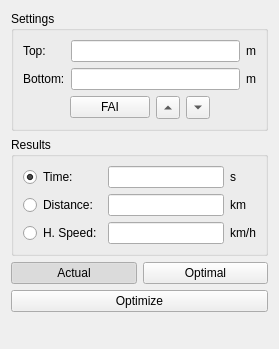
Old version of the form src/ppcform.ui in the repository flysight/flysight-viewer-qt.
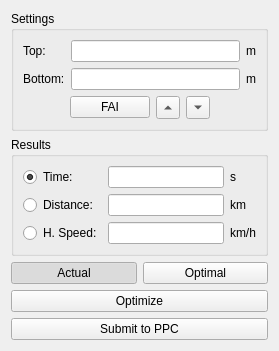
New version of the form.

What changed in the file:
```diff
--- a/src/ppcform.ui
+++ b/src/ppcform.ui
@@ -231,6 +231,13 @@
      </property>
     </widget>
    </item>
+   <item>
+    <widget class="QPushButton" name="ppcButton">
+     <property name="text">
+      <string>Submit to PPC</string>
+     </property>
+    </widget>
+   </item>
    <item>
     <spacer name="verticalSpacer">
      <property name="orientation">
```
